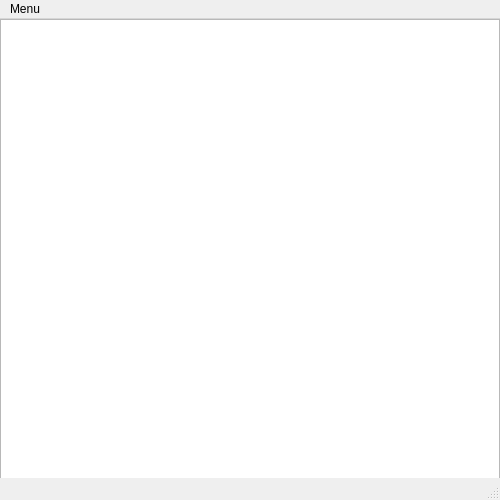
Before: the Qt Designer form PersonneGUI/personnegui.ui in philippetrepanier/GIF-1003_TP4, drawn with Qt 5.
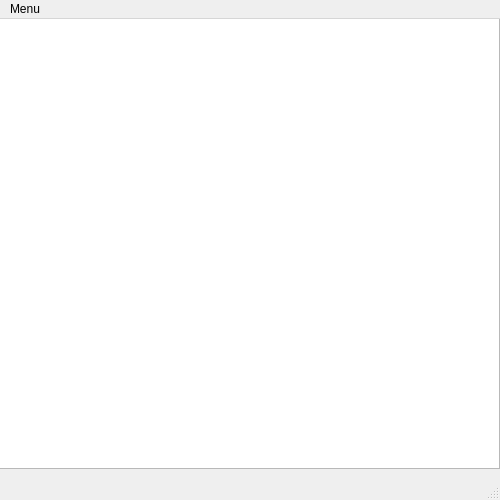
After: the same form once the commit is applied.

Patch:
```diff
--- a/PersonneGUI/personnegui.ui
+++ b/PersonneGUI/personnegui.ui
@@ -32,15 +32,30 @@
    <string>Annuaire</string>
   </property>
   <widget class="QWidget" name="centralwidget">
-   <widget class="QPlainTextEdit" name="plainTextEdit">
+   <widget class="QWidget" name="gridLayoutWidget">
     <property name="geometry">
      <rect>
-      <x>0</x>
-      <y>0</y>
-      <width>500</width>
-      <height>500</height>
+      <x>-1</x>
+      <y>-1</y>
+      <width>501</width>
+      <height>451</height>
      </rect>
     </property>
+    <layout class="QGridLayout" name="gridLayout">
+     <item row="0" column="0">
+      <widget class="QTextEdit" name="textEdit">
+       <property name="font">
+        <font>
+         <family>Sans Serif</family>
+         <pointsize>12</pointsize>
+        </font>
+       </property>
+       <property name="cursor" stdset="0">
+        <cursorShape>BusyCursor</cursorShape>
+       </property>
+      </widget>
+     </item>
+    </layout>
    </widget>
   </widget>
   <widget class="QMenuBar" name="menubar">
```
Left out of the diff: 4 changed lines with no effect on the pictures.
